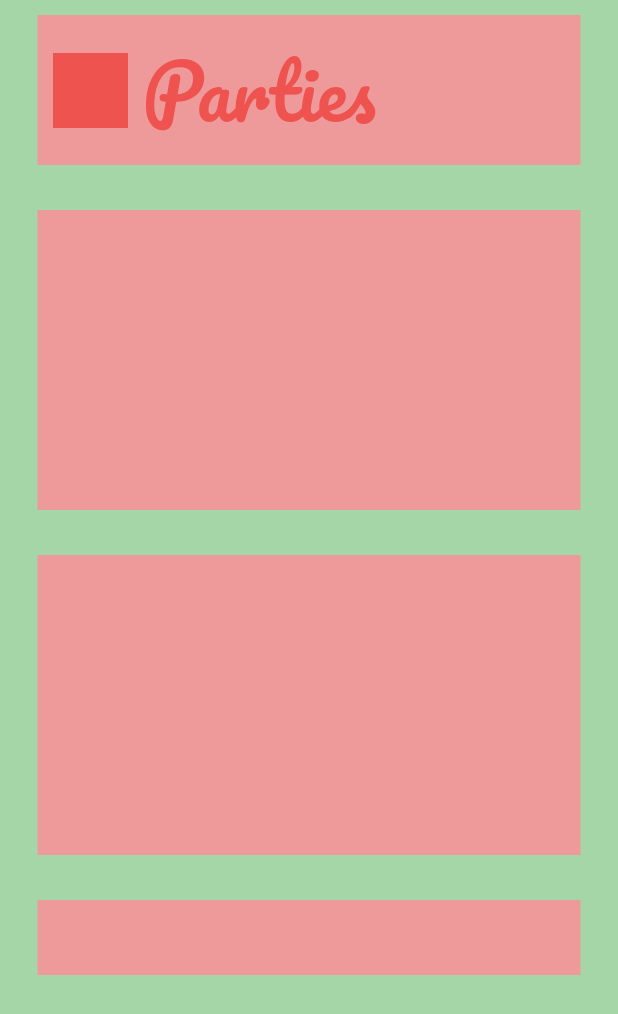
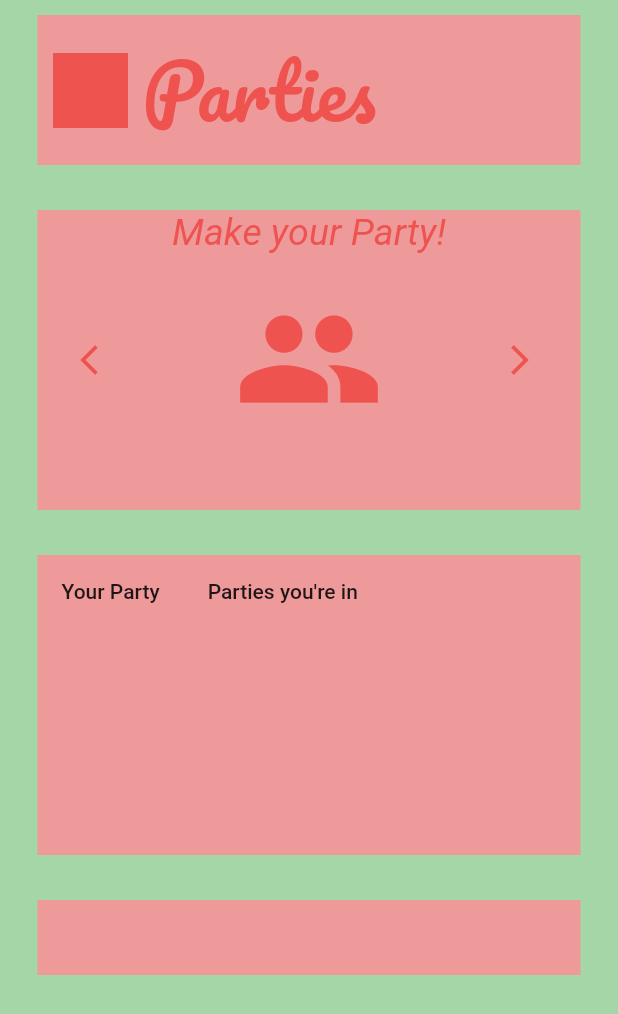
Before and after one commit to parties-mob-application/Prototype, a Flutter app: the screen it shows after launch, on a phone screen of 412 x 824 dp. Shown: the top 1014 px of the screen. Run offline on Flutter 3.47's test engine with Material 2 defaults, Android fonts, the phone set to English and light mode, and no system bars.

Commit message:
added dashboard ui

```diff
--- a/lib/main.dart
+++ b/lib/main.dart
@@ -1,21 +1,16 @@
 import 'package:flutter/material.dart';
 
 void main() => runApp(Home());
-
 
 class Home extends StatelessWidget {
   @override
   Widget build(BuildContext context) {
     return MaterialApp(
-      home: Scaffold(
-        backgroundColor: Colors.green[200],
-        body: SafeArea(
-          child: HomePage()
-        ),
-      )
-    );
+        home: Scaffold(
+      backgroundColor: Colors.green[200],
+      body: SafeArea(child: HomePage()),
+    ));
   }
-
 }
 
 class HomePage extends StatefulWidget {
@@ -24,6 +19,41 @@ class HomePage extends StatefulWidget {
 }
 
 class _HomePageState extends State<HomePage> {
+  int dashBoardTracker = 0;
+
+  // todo: add people tracker
+  // todo: needs moving to own people class
+  List<String> people = [];
+
+  // todo: needs moving to own dashboard class
+  List<String> dashBoardTitle = [
+    'Make your Party!',
+    'Your Profile',
+    'Find Parties',
+    'Settings',
+  ];
+  // todo: needs moving to own dashboard class
+  // todo: add animations
+  // todo: add page navigations
+  // todo: add QR code functionality
+  List<Widget> dashBoard = [
+    Icon(Icons.people, size: 100.0, color: Colors.red[400]),
+    Icon(Icons.account_circle, size: 100.0, color: Colors.red[400]),
+    Icon(Icons.map, size: 100.0, color: Colors.red[400]),
+    Icon(Icons.settings, size: 100.0, color: Colors.red[400]),
+  ];
+
+  void arrowNavigation() {
+    setState(() {
+      if (dashBoardTracker == dashBoard.length - 1) {
+        print('Reached limit');
+        dashBoardTracker = 0;
+      } else {
+        dashBoardTracker++;
+      }
+    });
+  }
+
   @override
   Widget build(BuildContext context) {
     return Column(
@@ -52,8 +82,7 @@ class _HomePageState extends State<HomePage> {
                 style: TextStyle(
                     fontFamily: 'Pacifico',
                     color: Colors.red[400],
-                    fontSize: 50.0
-                ),
+                    fontSize: 50.0),
               )
             ],
           ),
@@ -66,6 +95,50 @@ class _HomePageState extends State<HomePage> {
           height: 200.00,
           width: double.infinity,
           margin: EdgeInsets.symmetric(vertical: 10.0, horizontal: 25.0),
+          child: Row(
+            children: <Widget>[
+              Expanded(
+                // todo: can possibly be change to IconButton?
+                // todo: add swipe functionality
+                child: FlatButton(
+                  child: Icon(
+                    Icons.arrow_back_ios,
+                    color: Colors.red[400],
+                  ),
+                  onPressed: () {
+                    print('left buttn pressed');
+                    arrowNavigation();
+                  },
+                ),
+              ),
+              Container(
+                width: 200.0,
+                child: Column(
+                  children: <Widget>[
+                    Text(
+                      dashBoardTitle[dashBoardTracker],
+                      style: TextStyle(color: Colors.red[400], fontSize: 25.0, fontStyle: FontStyle.italic),
+                    ),
+                    SizedBox(height: 20.0),
+                    dashBoard[dashBoardTracker]
+                  ],
+                ),
+              ),
+              Expanded(
+                // can possibly be change to IconButton?
+                child: FlatButton(
+                  child: Icon(
+                    Icons.arrow_forward_ios,
+                    color: Colors.red[400],
+                  ),
+                  onPressed: () {
+                    print("right button pressed");
+                    arrowNavigation();
+                  },
+                ),
+              ),
+            ],
+          ),
         ),
         SizedBox(
           height: 10.0,
@@ -75,6 +148,29 @@ class _HomePageState extends State<HomePage> {
           height: 200.0,
           width: double.infinity,
           margin: EdgeInsets.symmetric(vertical: 10.0, horizontal: 25.0),
+          child: Column(
+            children: <Widget>[
+              // todo: create listview UI
+              Row(
+                mainAxisSize: MainAxisSize.max,
+                children: <Widget>[
+                  FlatButton(
+                      child: Text('Your Party'),
+                      onPressed: () {
+                        print('go to contacts listview');
+                      }),
+                  FlatButton(
+                      child: Text('Parties you\'re in'),
+                      onPressed: () {
+                        print('go to parties listview');
+                      }),
+               Row(
+                    //
+                  ),
+                ],
+              ),
+            ],
+          ),
         ),
         SizedBox(
           height: 10.0,
```
